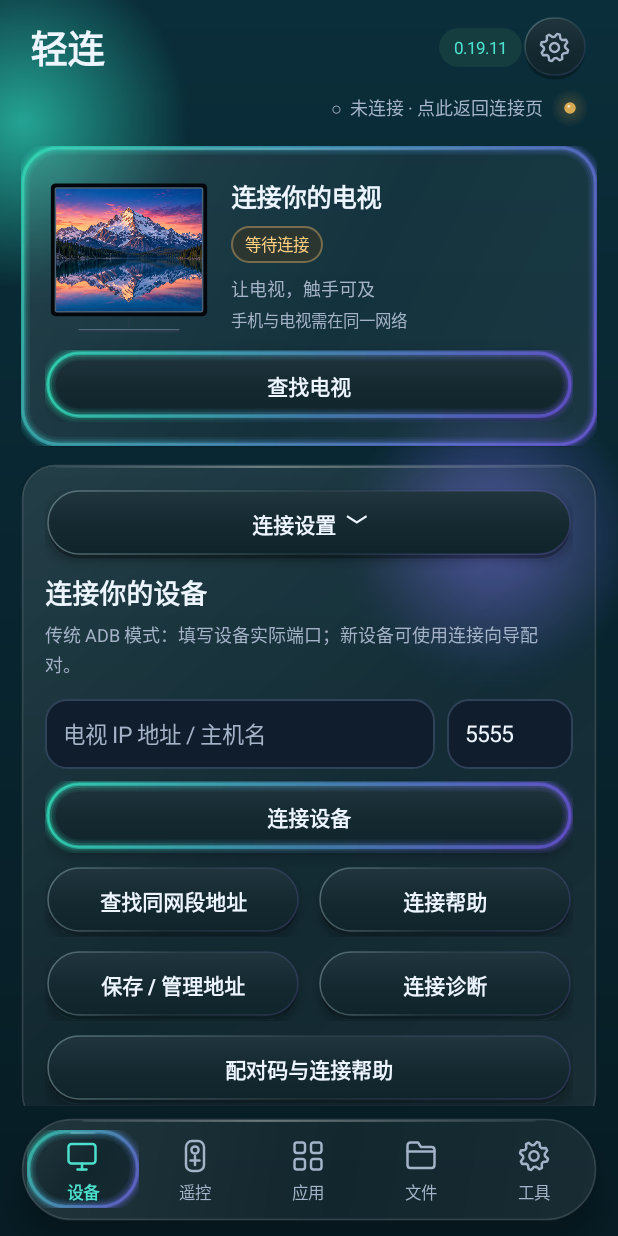
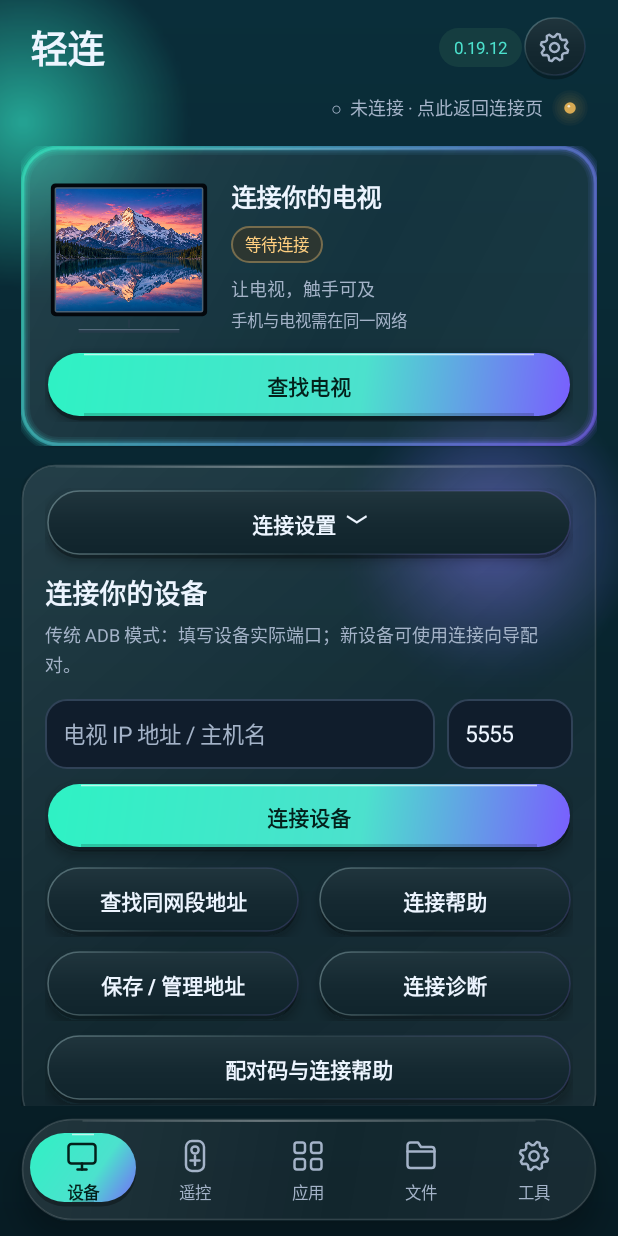
Before and after one commit to thbwd123-cj/LinkDeck, an Android app: the screen it shows after launch (MainActivity), on a phone screen of 412 x 824 dp. Run offline under Robolectric (Android 15) with nearby library versions, the phone set to English and light mode, and no system bars; pictures from the network do not load.

Commit message:
LinkDeck 0.19.12: prototype bright-gradient primary buttons (solid aurora fill, dark text)

```diff
--- a/app/src/main/java/cn/linkdeck/adb/AppVersion.java
+++ b/app/src/main/java/cn/linkdeck/adb/AppVersion.java
@@ -2,6 +2,6 @@ package cn.linkdeck.adb;
 
 /** Shared display and report version; build.py checks it against APK metadata. */
 public final class AppVersion {
-  public static final String NAME = "0.19.11";
+  public static final String NAME = "0.19.12";
   private AppVersion() {}
 }
--- a/app/src/main/java/cn/linkdeck/adb/AuroraStyle.java
+++ b/app/src/main/java/cn/linkdeck/adb/AuroraStyle.java
@@ -7,7 +7,8 @@ public final class AuroraStyle {
  public static int baseBottom(){return base();}
  public static int accent(){return UiPalette.color(0xff4ce1cd);}
  public static int secondary(){return new int[]{0xff8874ed,0xff6caec5,0xff70a6df,0xffc27a79,0xff9189c7}[UiPalette.current()];}
- public static final int GREEN=0xff2ef2c4,VIOLET=0xff7a5cff;
+ public static final int GREEN=0xff2ef2c4,VIOLET=0xff7a5cff,PRIMARY_TEXT=0xff03211b;
+ public static int[] primaryStops(){return new int[]{glowStart(),accent(),glowEnd()};}
  public static final float GREEN_ALPHA=.6f,VIOLET_ALPHA=.52f,GLOW_ALPHA=.5f;
  public static final float GREEN_DIAMETER=340,VIOLET_DIAMETER=300,SPOT_BLUR=46,GLASS_BLUR=12,SPOT_FADE=.65f;
  public static final int GLASS_SHEEN_TOP=0x1cffffff,GLASS_SHEEN_MID=0x0bffffff,GLASS_SHEEN_BOTTOM=0x12ffffff;
--- a/app/src/main/java/cn/linkdeck/adb/DepthSurface.java
+++ b/app/src/main/java/cn/linkdeck/adb/DepthSurface.java
@@ -1,13 +1,13 @@
 package cn.linkdeck.adb;
 import android.graphics.*;import android.graphics.drawable.Drawable;
-/** Quiet glass-like key face with an emissive edge, never a large luminous color slab. */
+/** Quiet glass-like key face with an emissive edge; emphasized keys are a solid aurora gradient slab with dark text, per the prototype primary button. */
 public final class DepthSurface extends Drawable {
  private final Paint paint=new Paint(3);private final RectF face=new RectF(),shadow=new RectF();private final float density,radius;private final boolean emphasized;private Shader fill,edge,glow;private int alpha=255;private boolean pressed,focused;
  public DepthSurface(float density,float radius,boolean mint){this(density,radius,mint,false);}
  public DepthSurface(float density,float radius,boolean mint,boolean teal){this.density=density;this.radius=radius*density;emphasized=mint||teal;}
  protected void onBoundsChange(Rect b){
   face.set(b.left+2*density,b.top+2*density,b.right-2*density,b.bottom-4*density);shadow.set(face);shadow.offset(0,3*density);
-  int base=AuroraStyle.surface();fill=new LinearGradient(0,b.top,0,b.bottom,new int[]{AuroraStyle.mix(base,AuroraStyle.light()?0xffffffff:AuroraStyle.edge(),AuroraStyle.light()?.6f:.075f),base,AuroraStyle.mix(base,AuroraStyle.base(),.4f)},null,Shader.TileMode.CLAMP);
+  int base=AuroraStyle.surface();fill=emphasized?new LinearGradient(b.left,b.top,b.right,b.bottom,AuroraStyle.primaryStops(),new float[]{0,.6f,1},Shader.TileMode.CLAMP):new LinearGradient(0,b.top,0,b.bottom,new int[]{AuroraStyle.mix(base,AuroraStyle.light()?0xffffffff:AuroraStyle.edge(),AuroraStyle.light()?.6f:.075f),base,AuroraStyle.mix(base,AuroraStyle.base(),.4f)},null,Shader.TileMode.CLAMP);
   glow=AuroraGlow.gradient(b.left,b.top,b.right,b.bottom);
   edge=new LinearGradient(b.left,b.top,b.right,b.bottom,new int[]{AuroraStyle.alpha(emphasized?AuroraStyle.accent():AuroraStyle.edge(),emphasized?150:100),AuroraStyle.alpha(AuroraStyle.edge(),22),AuroraStyle.alpha(AuroraStyle.secondary(),55)},null,Shader.TileMode.CLAMP);
  }
@@ -15,8 +15,9 @@ public final class DepthSurface extends Drawable {
  protected boolean onStateChange(int[] state){boolean down=false,focus=false;for(int s:state){if(s==android.R.attr.state_pressed)down=true;if(s==android.R.attr.state_focused)focus=true;}if(down==pressed&&focus==focused)return false;pressed=down;focused=focus;invalidateSelf();return true;}
  public void draw(Canvas c){
   if(fill==null)return;paint.setStyle(Paint.Style.FILL);paint.setShader(null);paint.setColor(AuroraStyle.alpha(0xff000000,AuroraStyle.light()?20:75));c.drawRoundRect(shadow,radius,radius,paint);
-  c.save();if(pressed)c.translate(0,1.5f*density);paint.setShader(fill);paint.setAlpha(alpha);c.drawRoundRect(face,radius,radius,paint);paint.setStyle(Paint.Style.STROKE);paint.setShader(edge);paint.setStrokeWidth(density);c.drawRoundRect(face,radius,radius,paint);paint.setShader(null);
-  if(emphasized||pressed||focused)AuroraGlow.round(c,paint,glow,face,radius,density);
+  c.save();if(pressed)c.translate(0,1.5f*density);paint.setShader(fill);paint.setAlpha(alpha);c.drawRoundRect(face,radius,radius,paint);paint.setShader(null);
+  if(emphasized){paint.setStyle(Paint.Style.STROKE);paint.setStrokeWidth(density);paint.setColor(0xa6ffffff);c.drawLine(face.left+radius,face.top+density,face.right-radius,face.top+density,paint);paint.setStrokeWidth(2*density);paint.setColor(0x2e000000);c.drawLine(face.left+radius,face.bottom-density,face.right-radius,face.bottom-density,paint);}
+  else{paint.setStyle(Paint.Style.STROKE);paint.setShader(edge);paint.setStrokeWidth(density);c.drawRoundRect(face,radius,radius,paint);paint.setShader(null);if(pressed||focused)AuroraGlow.round(c,paint,glow,face,radius,density);}
   paint.setStyle(Paint.Style.FILL);c.restore();
  }
  public void getOutline(Outline out){out.setRoundRect(getBounds(),radius);}
--- a/app/src/main/java/cn/linkdeck/adb/MainActivity.java
+++ b/app/src/main/java/cn/linkdeck/adb/MainActivity.java
@@ -393,7 +393,7 @@ public class MainActivity extends Activity {
   }
 
   private TextView button(String label, boolean primary, Runnable action) {
-    TextView b = text(label, 14, INK);
+    TextView b = text(label, 14, primary ? AuroraStyle.PRIMARY_TEXT : INK);
     b.setGravity(Gravity.CENTER);
     b.setFocusable(true);
     b.setAccessibilityDelegate(new View.AccessibilityDelegate(){@Override public void onInitializeAccessibilityNodeInfo(View host,AccessibilityNodeInfo info){super.onInitializeAccessibilityNodeInfo(host,info);info.setClassName(Button.class.getName());}});
@@ -540,11 +540,11 @@ public class MainActivity extends Activity {
       visual.setImportantForAccessibility(View.IMPORTANT_FOR_ACCESSIBILITY_NO_HIDE_DESCENDANTS);
       LinearLayout glyph = row();
       glyph.setGravity(Gravity.CENTER);
-      if(i==page)visual.setBackground(new GlassSurface(visual,(AuroraLayout)root,28,true));
-      glyph.addView(new LineIcon(this, i, i == page ? TEAL : MUTED),new LinearLayout.LayoutParams(dp(24), dp(24)));
+      if(i==page)visual.setBackground(new DepthSurface(getResources().getDisplayMetrics().density,28,true));
+      glyph.addView(new LineIcon(this, i, i == page ? AuroraStyle.PRIMARY_TEXT : MUTED),new LinearLayout.LayoutParams(dp(24), dp(24)));
       visual.addView(glyph,new LinearLayout.LayoutParams(dp(54),dp(31)));
       if(i==page)DeckMotion.select(glyph,motionEnabled());
-      TextView label=text(names[i],11,i==page?TEAL:MUTED);
+      TextView label=text(names[i],11,i==page?AuroraStyle.PRIMARY_TEXT:MUTED);
       label.setGravity(Gravity.CENTER);
       if(i==page)label.setTypeface(null,Typeface.BOLD);
       visual.addView(label);
@@ -1002,7 +1002,7 @@ public class MainActivity extends Activity {
     top.addView(new TvScene(this),new LinearLayout.LayoutParams(dp(112),dp(112)));
     LinearLayout info=column();info.setPadding(dp(12),dp(2),0,0);TextView name=text(connected()?"客厅电视":"连接你的电视",17,INK);name.setTypeface(null,Typeface.BOLD);info.addView(name);gap(info,7);LinearLayout badge=row();badge(badge,connected()?"已连接":"等待连接",connected()?TEAL:UiPalette.color(0xffffcf80));info.addView(badge);gap(info,8);
     info.addView(text(connected()?device:"让电视，触手可及",12,MUTED));gap(info,4);TextView addressHint=text(connected()?host+":"+prefs.getString("port","5555"):"手机与电视需在同一网络",11,MUTED);addressHint.setSingleLine(true);addressHint.setEllipsize(TextUtils.TruncateAt.MIDDLE);info.addView(addressHint);top.addView(info,new LinearLayout.LayoutParams(0,-2,1));hero.addView(top);
-    TextView openRemote=button(connected()?"打开遥控":"查找电视",false,()->{if(connected())show(1);else discoverDevices();});openRemote.setTextColor(INK);GradientDrawable openBg=gradient(UiPalette.color(0xff195252),UiPalette.color(0xff102332),24);openBg.setStroke(dp(1),UiPalette.color(0xff327f84));openRemote.setBackground(new RippleDrawable(ColorStateList.valueOf(UiPalette.color(0x334ce1cd)),new DepthSurface(getResources().getDisplayMetrics().density,24,false,true),null));LinearLayout.LayoutParams op=full();op.topMargin=dp(8);hero.addView(openRemote,op);
+    TextView openRemote=button(connected()?"打开遥控":"查找电视",false,()->{if(connected())show(1);else discoverDevices();});openRemote.setTextColor(AuroraStyle.PRIMARY_TEXT);GradientDrawable openBg=gradient(UiPalette.color(0xff195252),UiPalette.color(0xff102332),24);openBg.setStroke(dp(1),UiPalette.color(0xff327f84));openRemote.setBackground(new RippleDrawable(ColorStateList.valueOf(UiPalette.color(0x334ce1cd)),new DepthSurface(getResources().getDisplayMetrics().density,24,false,true),null));LinearLayout.LayoutParams op=full();op.topMargin=dp(8);hero.addView(openRemote,op);
     if(connected()){addButton(hero,"切换电视",false,()->deviceBook());gap(hero,9);TextView keep=text(ConnectionService.backgroundAvailable?"●  后台保持连接 · 点击查看设置":"●  仅当前连接 · 后台保持未启用",11,TEAL);keep.setOnClickListener(v->backgroundHelp());hero.addView(keep);}
     if (pendingInstall != null) {
       LinearLayout pending = card(body);
```
Also changed, not shown: 5 other files.
